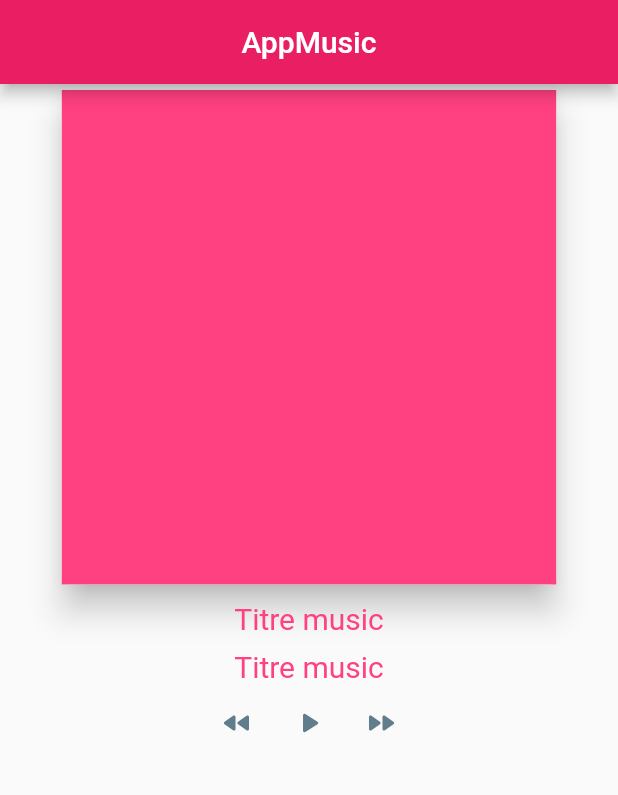
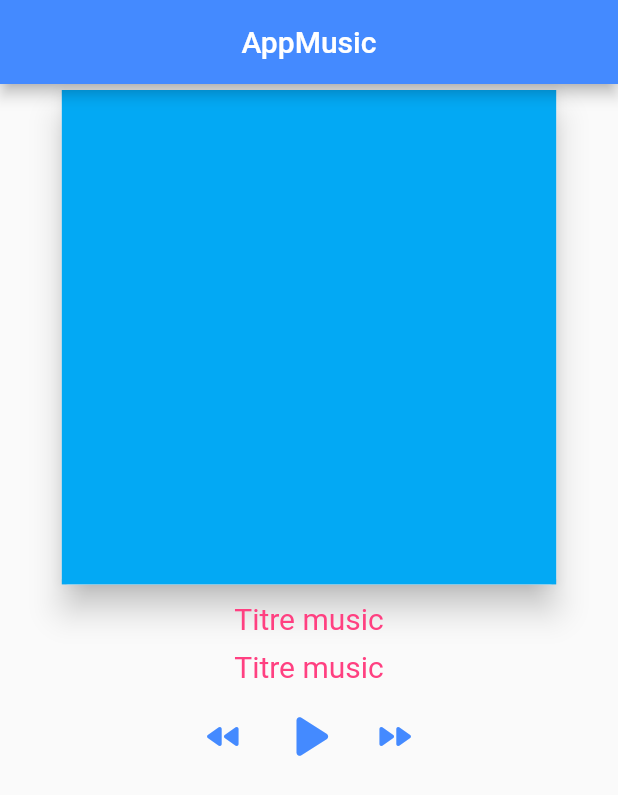
Before and after one commit to bacardevelopper/tp_flutter_1, a Flutter app: the screen it shows after launch, on a phone screen of 412 x 824 dp. Shown: the top 795 px of the screen. Run offline on Flutter 3.47's test engine with Material 2 defaults, Android fonts, the phone set to English and light mode, and no system bars.

Commit message:
commit color change

```diff
--- a/lib/main.dart
+++ b/lib/main.dart
@@ -27,14 +27,21 @@ class MyHomePage extends StatefulWidget {
 }
 
 class _MyHomePageState extends State<MyHomePage> {
+  /* ------------- VARIABLES */
   Color couleur = Colors.pinkAccent;
+  /* ------------- FIN VARIABLES */
+
   /* --- METHODES -- */
   IconButton bouton(IconData iconeData, double sizerT) {
     return new IconButton(
-        color: Colors.blueGrey, icon: new Icon(iconeData), onPressed: () {});
+      iconSize: sizerT,
+      color: Colors.blueAccent,
+      icon: new Icon(iconeData),
+      onPressed: () {},
+    );
   }
 
-  Padding PaddingText(String data, double taille) {
+  Padding paddingText(String data, double taille) {
     return new Padding(
       padding: EdgeInsets.all(taille),
       child: Text(
@@ -51,6 +58,7 @@ class _MyHomePageState extends State<MyHomePage> {
       appBar: new AppBar(
         centerTitle: true,
         title: new Text("AppMusic"),
+        backgroundColor: Colors.blueAccent,
       ),
       body: new Center(
         child: new Column(
@@ -60,14 +68,14 @@ class _MyHomePageState extends State<MyHomePage> {
               elevation: 9.0,
               child: new Container(
                 width: MediaQuery.of(context).size.height / 2.5,
-                color: Colors.pinkAccent,
+                color: Colors.lightBlue,
                 height: MediaQuery.of(context).size.height / 2.5,
               ),
             ),
             /* -- paddingText -- */
 
-            PaddingText('Titre music', 7.3),
-            PaddingText('Titre music', 2.0),
+            paddingText('Titre music', 7.3),
+            paddingText('Titre music', 2.0),
             new Row(
               mainAxisAlignment: MainAxisAlignment.center,
               children: <Widget>[
```
Also changed, not shown: 1 other file.
